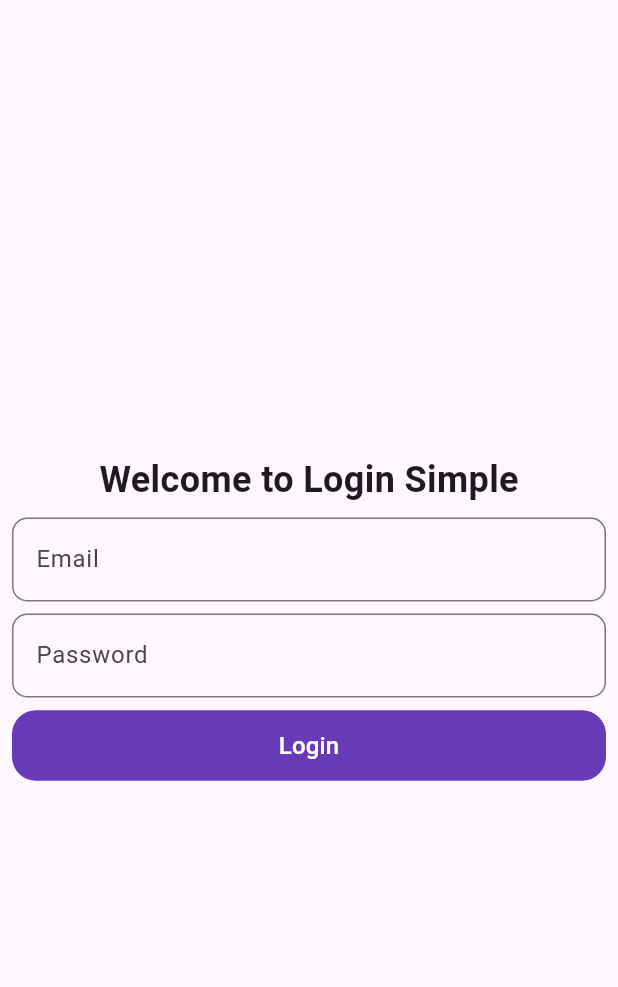
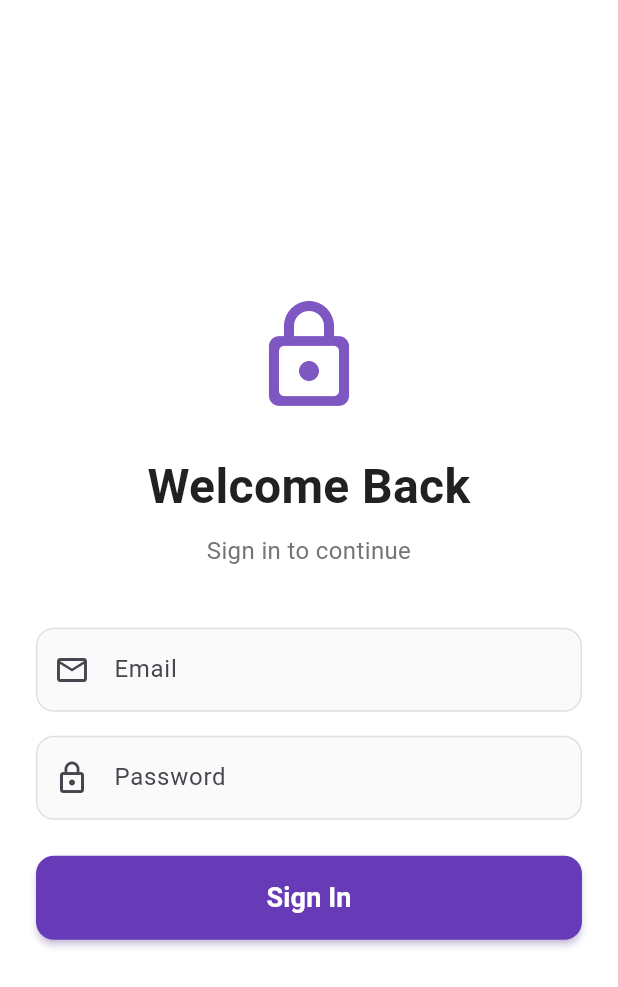
Before and after one commit to sohrabezzati/simple_app, a Flutter app: the screen it shows after launch, on a phone screen of 412 x 824 dp. Shown: the top 987 px of the screen. Run offline on Flutter 3.47's test engine with Material 3 defaults, Android fonts, the phone set to English and light mode, and no system bars; our stand-ins replace flutter_riverpod, go_router.

Commit message:
Refactor login functionality and improve error handling; add email validation provider and enhance text editing widget

```diff
--- a/lib/features/auth/data/providers/emial_validator_provider.dart
+++ b/lib/features/auth/data/providers/email_validator_provider.dart
@@ -18,7 +18,7 @@ class EmailValidator extends StateNotifier<String?> {
     if (!email.contains('.com')) {
       state = 'Email must end with .com';
       return;
-    }
+  }
     if (email != 'test@example.com') {
       state = 'Invalid email';
       return;
--- a/lib/features/auth/data/providers/password_validator_provider.dart
+++ b/lib/features/auth/data/providers/password_validator_provider.dart
@@ -7,6 +7,7 @@ final passwordValidatorProvider =
 
 class PasswordValidator extends StateNotifier<String?> {
   PasswordValidator() : super(null);
+
   void validate(String? password) {
     if (password == null || password.isEmpty) {
       state = 'Please enter your password';
@@ -16,6 +17,7 @@ class PasswordValidator extends StateNotifier<String?> {
       state = 'Password must be at least 6 characters';
       return;
     }
+
     if (!password.contains(RegExp(r'[A-Z]'))) {
       state = 'Password must contain at least one uppercase letter';
       return;
--- a/lib/features/auth/data/repositories/login_user_repository.dart
+++ b/lib/features/auth/data/repositories/login_user_repository.dart
@@ -1,33 +1,52 @@
 import 'package:flutter/material.dart';
 import 'package:flutter_riverpod/flutter_riverpod.dart';
 
-import '../providers/emial_validator_provider.dart';
+import '../providers/email_validator_provider.dart';
 import '../providers/password_validator_provider.dart';
 
 class LoginUserRepository extends ChangeNotifier {
   final Ref ref;
   LoginUserRepository(this.ref);
+
   bool _isLoggingIn = false;
   bool get isLoggingIn => _isLoggingIn;
 
+  String? _errorMessage;
+  String? get errorMessage => _errorMessage;
+
   Future<bool> login(String email, String password) async {
-    _isLoggingIn = true;
-    notifyListeners();
-    ref.read(emailValidatorProvider.notifier).validate(email);
-    ref.read(passwordValidatorProvider.notifier).validate(password);
-    final emailValidator = ref.read(emailValidatorProvider);
-    final passwordValidator = ref.read(passwordValidatorProvider);
+    try {
+      _isLoggingIn = true;
+      _errorMessage = null;
+      notifyListeners();
 
-    // Simulate a network delay
-    await Future.delayed(const Duration(seconds: 2));
-    if (emailValidator == null && passwordValidator == null) {
+      ref.read(emailValidatorProvider.notifier).validate(email);
+      ref.read(passwordValidatorProvider.notifier).validate(password);
+
+      final emailValidator = ref.read(emailValidatorProvider);
+      final passwordValidator = ref.read(passwordValidatorProvider);
+
+      if (emailValidator != null || passwordValidator != null) {
+        _isLoggingIn = false;
+        notifyListeners();
+        return false;
+      }
+
+      await Future.delayed(const Duration(seconds: 2));
+
       _isLoggingIn = false;
       notifyListeners();
       return true;
-    } else {
+    } catch (e) {
       _isLoggingIn = false;
+      _errorMessage = 'An error occurred during login. Please try again.';
       notifyListeners();
       return false;
     }
   }
+
+  void clearError() {
+    _errorMessage = null;
+    notifyListeners();
+  }
 }
--- a/lib/features/auth/presentation/screens/login_screen.dart
+++ b/lib/features/auth/presentation/screens/login_screen.dart
@@ -4,86 +4,163 @@ import 'package:go_router/go_router.dart';
 import 'package:simple_app/core/constants/rout_names.dart';
 import 'package:simple_app/features/auth/data/providers/login_user_repository_provider.dart';
 import 'package:simple_app/features/auth/presentation/widgets/text_editing_widget.dart';
-
-import '../../../../core/constants/styles.dart';
-import '../../data/providers/emial_validator_provider.dart';
+import 'package:simple_app/core/constants/styles.dart';
+import '../../data/providers/email_validator_provider.dart';
 import '../../data/providers/password_validator_provider.dart';
 
-class LoginScreen extends ConsumerWidget {
-  LoginScreen({super.key});
-  final _passwordController = TextEditingController();
-  final _emailController = TextEditingController();
+class LoginScreen extends ConsumerStatefulWidget {
+  const LoginScreen({super.key});
 
   @override
-  Widget build(BuildContext context, WidgetRef ref) {
-    final loginSate = ref.watch(loginUserRepositoryProvider);
+  ConsumerState<LoginScreen> createState() => _LoginScreenState();
+}
+
+class _LoginScreenState extends ConsumerState<LoginScreen> {
+  late final TextEditingController _emailController;
+  late final TextEditingController _passwordController;
+  final _formKey = GlobalKey<FormState>();
+
+  @override
+  void initState() {
+    super.initState();
+    _emailController = TextEditingController();
+    _passwordController = TextEditingController();
+  }
+
+  @override
+  void dispose() {
+    _emailController.dispose();
+    _passwordController.dispose();
+    super.dispose();
+  }
+
+  Future<void> _handleLogin() async {
+    if (_formKey.currentState?.validate() ?? false) {
+      final loginResult = await ref
+          .read(loginUserRepositoryProvider)
+          .login(_emailController.text.trim(), _passwordController.text);
+
+      if (!mounted) return;
+
+      if (loginResult) {
+        context.pushReplacement(RoutNames.instance.home);
+      } else {
+        final errorMessage = ref.read(loginUserRepositoryProvider).errorMessage;
+        if (errorMessage != null) {
+          ScaffoldMessenger.of(context).showSnackBar(
+            SnackBar(
+              content: Text(errorMessage),
+              backgroundColor: Colors.red,
+              behavior: SnackBarBehavior.floating,
+              shape: RoundedRectangleBorder(
+                borderRadius: BorderRadius.circular(10),
+              ),
+            ),
+          );
+        }
+      }
+    }
+  }
+
+  @override
+  Widget build(BuildContext context) {
+    final loginState = ref.watch(loginUserRepositoryProvider);
+    final emailError = ref.watch(emailValidatorProvider);
+    final passwordError = ref.watch(passwordValidatorProvider);
+
     return Scaffold(
+      backgroundColor: Colors.white,
       body: SafeArea(
+        child: Center(
+          child: SingleChildScrollView(
+            padding: const EdgeInsets.symmetric(
+              horizontal: 24.0,
+              vertical: 16.0,
+            ),
             child: Form(
-          child: Padding(
-            padding: const EdgeInsets.all(8.0),
+              key: _formKey,
               child: Column(
-              spacing: 8,
                 mainAxisAlignment: MainAxisAlignment.center,
+                crossAxisAlignment: CrossAxisAlignment.stretch,
                 children: [
+                  Icon(
+                    Icons.lock_outline_rounded,
+                    size: 80,
+                    color: Colors.deepPurple.shade400,
+                  ),
+                  const SizedBox(height: 24),
                   Text(
-                  'Welcome to Login Simple',
-                  style: Styles.instance.textHeadLinLarg(),
+                    'Welcome Back',
+                    textAlign: TextAlign.center,
+                    style: Styles.instance
+                        .textHeadLinLarg(color: Colors.grey.shade900)
+                        .copyWith(fontSize: 32),
                   ),
+                  const SizedBox(height: 8),
+                  Text(
+                    'Sign in to continue',
+                    textAlign: TextAlign.center,
+                    style: Styles.instance.textBodyMedium(
+                      color: Colors.grey.shade600,
+                    ),
+                  ),
+                  const SizedBox(height: 40),
                   TextEditingWidget(
                     controller: _emailController,
                     hint: 'Enter your email',
                     label: 'Email',
                     obscureText: false,
-                  errorText: ref.watch(emailValidatorProvider),
+                    errorText: emailError,
+                    prefixIcon: Icons.email_outlined,
                   ),
+                  const SizedBox(height: 16),
                   TextEditingWidget(
                     controller: _passwordController,
                     hint: 'Enter your password',
                     label: 'Password',
                     obscureText: true,
-                  errorText: ref.watch(passwordValidatorProvider),
+                    errorText: passwordError,
+                    prefixIcon: Icons.lock_outline,
                   ),
-                Row(
-                  children: [
-                    Expanded(
-                      child: TextButton(
-                        style: TextButton.styleFrom(
-                          padding: EdgeInsets.symmetric(vertical: 12),
+                  const SizedBox(height: 24),
+                  SizedBox(
+                    height: 56,
+                    child: ElevatedButton(
+                      style: ElevatedButton.styleFrom(
+                        backgroundColor: Colors.deepPurple,
+                        foregroundColor: Colors.white,
+                        elevation: 2,
+                        shadowColor: Colors.deepPurple.withOpacity(0.5),
                         shape: RoundedRectangleBorder(
-                            borderRadius: BorderRadius.circular(16),
+                          borderRadius: BorderRadius.circular(12),
                         ),
-
-                          backgroundColor: Colors.deepPurple,
                       ),
-                        onPressed: () async {
-                          final loginResult = await ref
-                              .read(loginUserRepositoryProvider)
-                              .login(
-                                _emailController.text,
-                                _passwordController.text,
-                              );
-                          if (loginResult) {
-                            _emailController.dispose();
-                            _passwordController.dispose();
-                            context.pushReplacement(RoutNames.instance.home);
-                          }
-                        },
-                        child: loginSate.isLoggingIn
-                            ? const CircularProgressIndicator.adaptive(
-                                backgroundColor: Colors.white,
+                      onPressed: loginState.isLoggingIn ? null : _handleLogin,
+                      child: loginState.isLoggingIn
+                          ? const SizedBox(
+                              height: 24,
+                              width: 24,
+                              child: CircularProgressIndicator.adaptive(
+                                strokeWidth: 2.5,
+                                valueColor: AlwaysStoppedAnimation<Color>(
+                                  Colors.white,
+                                ),
+                              ),
                             )
                           : Text(
-                                'Login',
-                                style: Styles.instance.textBodyMedium(
-                                  color: Colors.white,
+                              'Sign In',
+                              style: Styles.instance
+                                  .textBodyMedium(color: Colors.white)
+                                  .copyWith(
+                                    fontSize: 18,
+                                    fontWeight: FontWeight.w600,
                                   ),
                             ),
                     ),
                   ),
+
                 ],
               ),
-              ],
             ),
           ),
         ),
--- a/lib/features/auth/presentation/widgets/text_editing_widget.dart
+++ b/lib/features/auth/presentation/widgets/text_editing_widget.dart
@@ -9,26 +9,49 @@ class TextEditingWidget extends StatelessWidget {
     this.validator,
     required this.obscureText,
     this.errorText,
+    this.prefixIcon,
   });
+
   final TextEditingController controller;
   final String hint;
   final String label;
   final String? Function(String?)? validator;
   final bool obscureText;
   final String? errorText;
+  final IconData? prefixIcon;
 
   @override
   Widget build(BuildContext context) {
     return TextFormField(
       controller: controller,
       decoration: InputDecoration(
-        hint: Text(hint),
-        label: Text(label),
-        error: errorText != null ? Text(errorText ?? '') : null,
+        hintText: hint,
+        labelText: label,
+        errorText: errorText,
+        prefixIcon: prefixIcon != null ? Icon(prefixIcon) : null,
+        filled: true,
+        fillColor: Colors.grey.shade50,
         border: OutlineInputBorder(
-          borderSide: const BorderSide(color: Colors.grey),
-          borderRadius: BorderRadius.circular(10),
+          borderSide: BorderSide(color: Colors.grey.shade300),
+          borderRadius: BorderRadius.circular(12),
         ),
+        enabledBorder: OutlineInputBorder(
+          borderSide: BorderSide(color: Colors.grey.shade300),
+          borderRadius: BorderRadius.circular(12),
+        ),
+        focusedBorder: OutlineInputBorder(
+          borderSide: const BorderSide(color: Colors.deepPurple, width: 2),
+          borderRadius: BorderRadius.circular(12),
+        ),
+        errorBorder: OutlineInputBorder(
+          borderSide: BorderSide(color: Colors.red.shade300),
+          borderRadius: BorderRadius.circular(12),
+        ),
+        focusedErrorBorder: OutlineInputBorder(
+          borderSide: const BorderSide(color: Colors.red, width: 2),
+          borderRadius: BorderRadius.circular(12),
+        ),
+        contentPadding: const EdgeInsets.symmetric(horizontal: 16, vertical: 16),
       ),
       obscureText: obscureText,
     );
```
Lines whose indentation alone changed are shown as unchanged.
